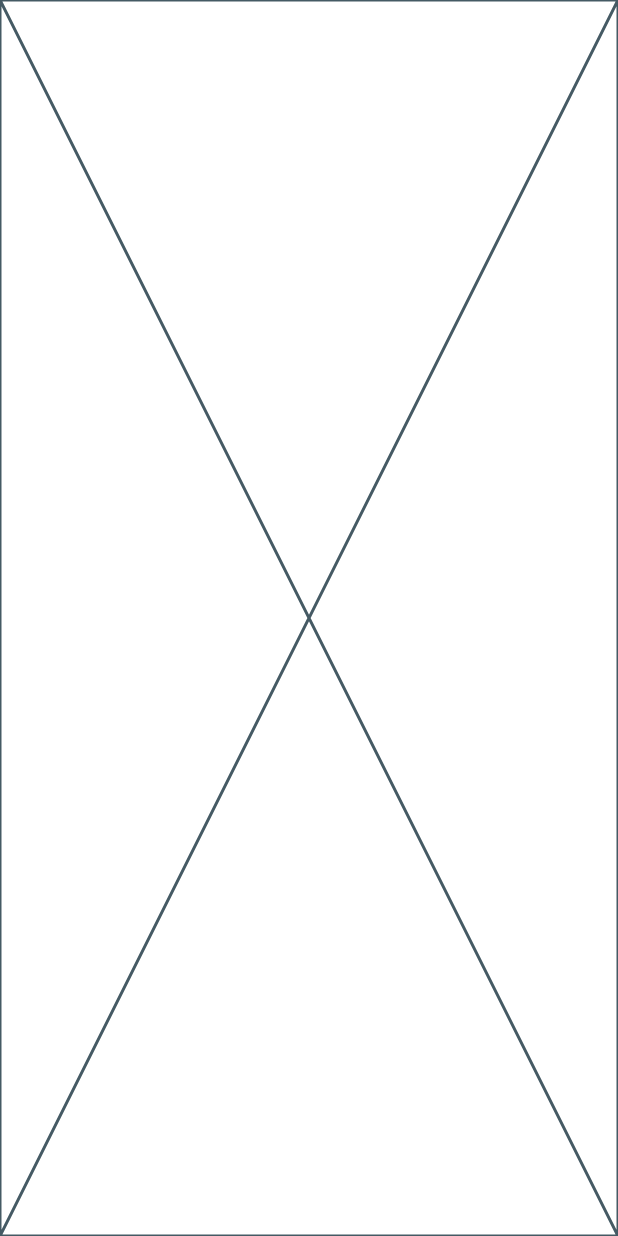
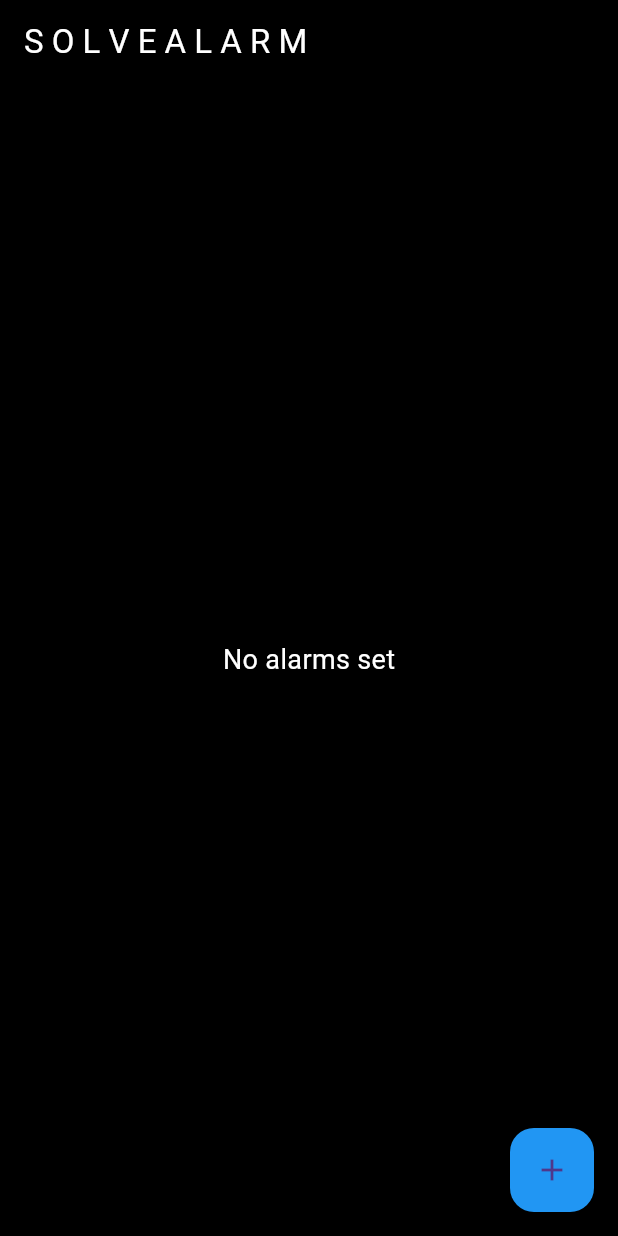
Before and after one commit to Wolanden/solve_alarm, a Flutter app: the screen it shows after launch, on a phone screen of 412 x 824 dp. Run offline on Flutter 3.47's test engine with Material 3 defaults, Android fonts, the phone set to English and light mode, and no system bars.

Commit message:
added code to main.dart

```diff
--- a/solve_alarm/lib/homepage/homepage.dart
+++ /dev/null
@@ -1,10 +0,0 @@
-import 'package:flutter/material.dart';
-
-class HomePage extends StatelessWidget {
-  const HomePage({super.key});
-
-  @override
-  Widget build(BuildContext context) {
-    return const Placeholder();
-  }
-}
--- a/solve_alarm/lib/main.dart
+++ b/solve_alarm/lib/main.dart
@@ -1,6 +1,68 @@
 import 'package:flutter/material.dart';
-import 'homepage/homepage.dart';
 
 void main() {
-  runApp(const HomePage());
+  runApp(const MyApp());
 }
+
+class MyApp extends StatelessWidget {
+  const MyApp({super.key});
+
+  @override
+  Widget build(BuildContext context) {
+    return MaterialApp(
+      title: 'Alarm App',
+      theme: ThemeData(
+        primarySwatch: Colors.blue,
+        scaffoldBackgroundColor: Colors.black,
+      ),
+      home: const AlarmScreen(),
+    );
+  }
+}
+
+class AlarmScreen extends StatelessWidget {
+  const AlarmScreen({super.key});
+
+  @override
+  Widget build(BuildContext context) {
+    return Scaffold(
+      appBar: AppBar(
+        title: const Text('S O L V E A L A R M', style: TextStyle(color: Colors.white)),
+        backgroundColor: Colors.black,
+      ),
+      body: const Center(
+        child: Text(
+          'No alarms set',
+          style: TextStyle(color: Colors.white, fontSize: 18),
+        ),
+      ),
+      floatingActionButton: FloatingActionButton(
+        onPressed: () {
+          // Open new page to add alarm
+          Navigator.push(
+            context,
+            MaterialPageRoute(builder: (context) => const AddAlarmScreen()),
+          );
+        },
+        backgroundColor: Colors.blue,
+        child: const Icon(Icons.add),
+      ),
+    );
+  }
+}
+
+class AddAlarmScreen extends StatelessWidget {
+  const AddAlarmScreen({super.key});
+
+  @override
+  Widget build(BuildContext context) {
+    return Scaffold(
+      appBar: AppBar(
+        title: const Text('Add Alarm'),
+      ),
+      body: const Center(
+        child: Text('Add new alarm here'),
+      ),
+    );
+  }
+}
```
Also changed, not shown: solve_alarm/lib/pages/add_alarm_screen.dart (added, +15 -0 lines).
